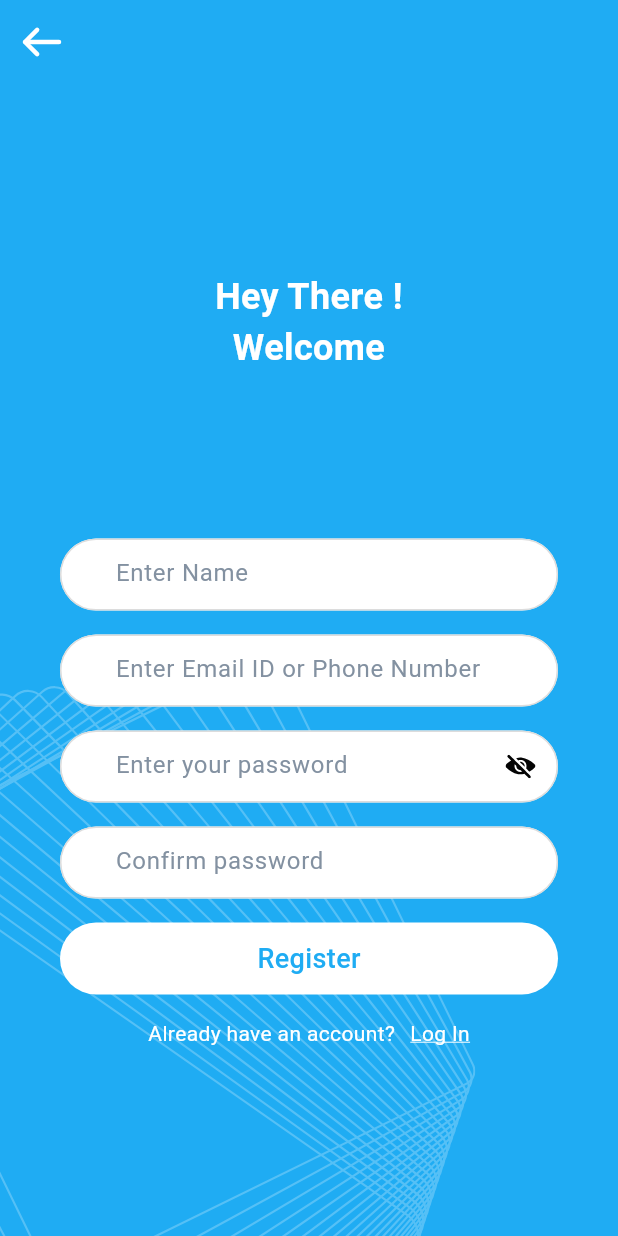
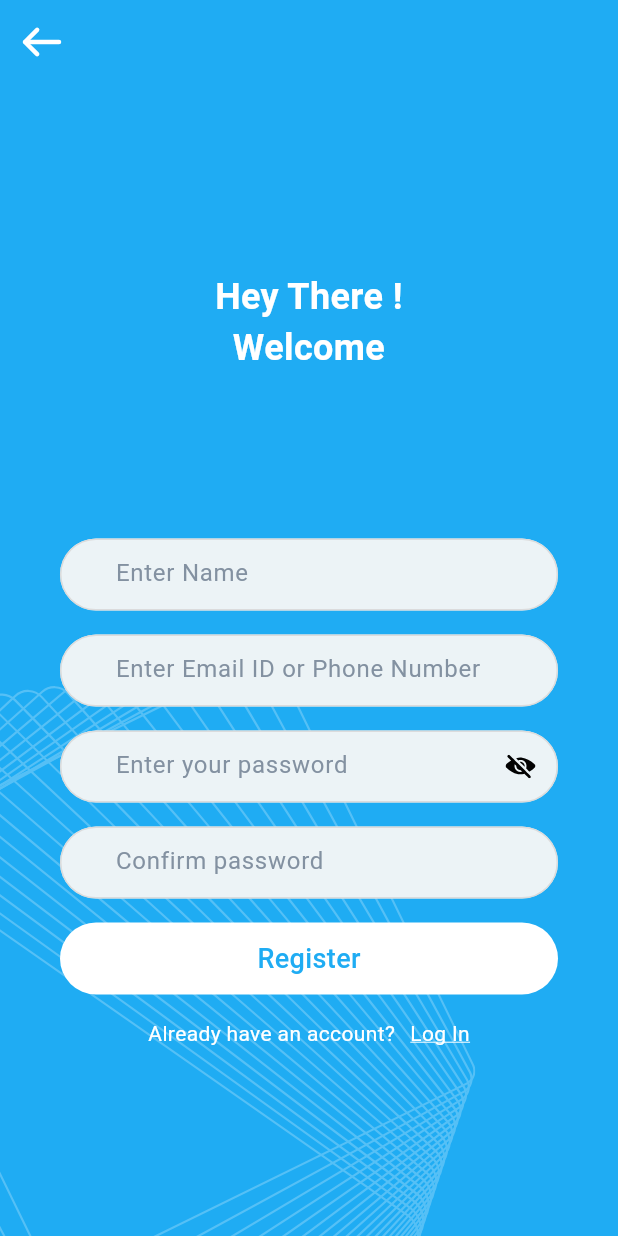
Before and after one commit to LX-PROJECTS/laundry_bin, a Flutter app: the screen it shows after launch, on a phone screen of 412 x 824 dp. Run offline on Flutter 3.47's test engine with Material 3 defaults, Android fonts, the phone set to English and light mode, and no system bars; our stand-ins replace flutter_hooks, flutter_svg, go_router, smooth_page_indicator; generated files the repository leaves out were written again; statements that could not run were skipped.

Commit message:
color changed

```diff
--- a/lib/core/widgets/apptextfield.dart
+++ b/lib/core/widgets/apptextfield.dart
@@ -27,7 +27,11 @@ class AppTextField extends HookWidget {
     }
 
     return Container(
-      decoration: textfeildDecor(),
+      decoration: BoxDecoration(
+        border: Border.all(color: Color(0xff1DADADA), width: 1),
+        borderRadius: BorderRadius.circular(context.space.space_400),
+        color: context.colors.backgroundSubtle,
+      ),
       height: context.space.space_600,
       width: double.infinity,
       child: TextField(
```
Also changed, not shown: lib/core/widgets/textfield_decor.dart (line endings or trailing spaces).
